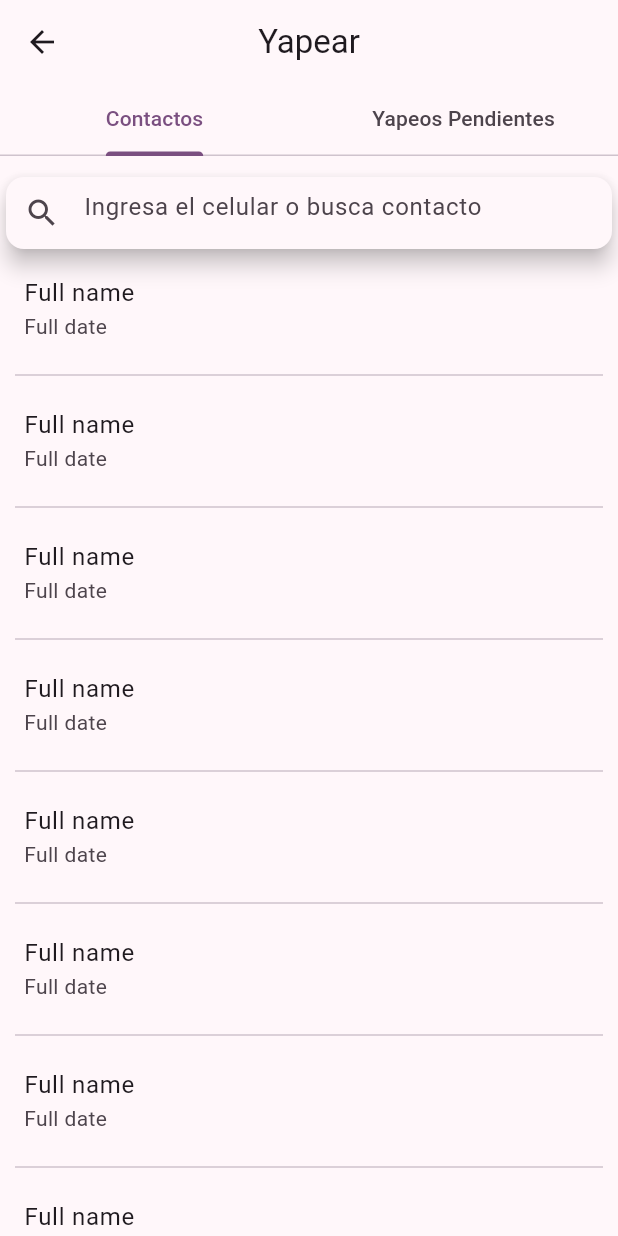
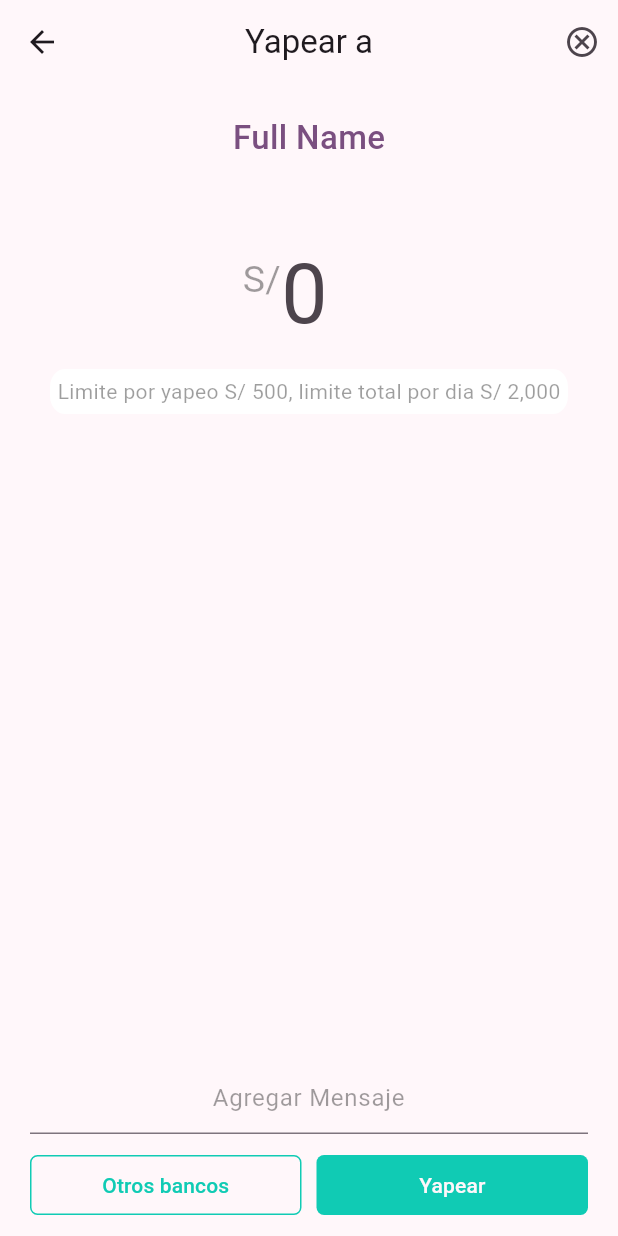
Before and after one commit to malvasan/YapeFalso, a Flutter app: the screen it shows after launch, on a phone screen of 412 x 824 dp. Run offline on Flutter 3.47's test engine with Material 3 defaults, Android fonts, the phone set to English and light mode, and no system bars; our stand-ins replace camera, flutter_riverpod, gap, riverpod_annotation, sliver_tools; missing offline and left inert: google_mlkit_barcode_scanning; generated files the repository leaves out were written again.

Commit message:
feature: payment page

```diff
--- a/lib/main.dart
+++ b/lib/main.dart
@@ -2,6 +2,7 @@ import 'package:camera/camera.dart';
 import 'package:flutter/material.dart';
 import 'package:flutter_riverpod/flutter_riverpod.dart';
 import 'package:yapefalso/presentation/contact_search/contact_search_page.dart';
+import 'package:yapefalso/presentation/payment.dart/payment.dart';
 import 'package:yapefalso/presentation/payments_history/all_payment_history.dart';
 import 'package:yapefalso/presentation/payments_history/payments_history_page.dart';
 import 'package:yapefalso/presentation/qr/qr_page.dart';
@@ -18,7 +19,7 @@ class MainApp extends StatelessWidget {
   @override
   Widget build(BuildContext context) {
     return MaterialApp(
-        home: const ContactSearchPage(),
+        home: const PaymentPage(),
         theme: ThemeData(
             useMaterial3: true,
             colorScheme: ColorScheme.fromSeed(
--- /dev/null
+++ b/lib/presentation/payment.dart/payment.dart
@@ -0,0 +1,208 @@
+import 'package:flutter/material.dart';
+import 'package:flutter/services.dart';
+import 'package:gap/gap.dart';
+
+class PaymentPage extends StatefulWidget {
+  const PaymentPage({super.key});
+
+  @override
+  State<PaymentPage> createState() => _PaymentPageState();
+}
+
+class _PaymentPageState extends State<PaymentPage> {
+  late var _amountController;
+  late var _textController;
+
+  @override
+  void initState() {
+    super.initState();
+    _amountController = TextEditingController();
+    _textController = TextEditingController();
+  }
+
+  @override
+  void dispose() {
+    _amountController.dispose();
+    _textController.dispose();
+    super.dispose();
+  }
+
+  @override
+  Widget build(BuildContext context) {
+    return Scaffold(
+      appBar: AppBar(
+        centerTitle: true,
+        leading:
+            IconButton(onPressed: () {}, icon: const Icon(Icons.arrow_back)),
+        //TODO: obtain user name from database
+        title: const Text('Yapear a'),
+        actions: [
+          IconButton(
+            onPressed: () {},
+            icon: const Icon(Icons.cancel_outlined),
+          ),
+        ],
+      ),
+      body: CustomScrollView(
+        slivers: [
+          SliverToBoxAdapter(
+            child: Column(
+              children: [
+                const Gap(20),
+                Text(
+                  'Full Name',
+                  style: TextStyle(
+                    color: Theme.of(context).primaryColor,
+                    fontWeight: FontWeight.w500,
+                    fontSize: 22,
+                  ),
+                ),
+                const Gap(40),
+                Row(
+                  mainAxisAlignment: MainAxisAlignment.end,
+                  children: [
+                    Flexible(
+                      flex: 5,
+                      child: Column(
+                        children: [
+                          Text('S/',
+                              style: TextStyle(
+                                color: Theme.of(context).disabledColor,
+                                fontWeight: FontWeight.w400,
+                                fontSize: 25,
+                              )),
+                          const Gap(20),
+                        ],
+                      ),
+                    ),
+                    Flexible(
+                      flex: 6,
+                      child: TextField(
+                        controller: _amountController,
+                        cursorHeight: 45.0,
+                        style: TextStyle(
+                          fontSize: 55.0,
+                          color: Theme.of(context).primaryColor,
+                          fontWeight: FontWeight.w400,
+                        ),
+                        decoration: const InputDecoration(
+                          hintText: '0',
+                          border: InputBorder.none,
+                        ),
+                        keyboardType: const TextInputType.numberWithOptions(
+                            decimal: true),
+                        inputFormatters: [
+                          FilteringTextInputFormatter.allow(
+                            RegExp(r'[\d\.]'),
+                          ),
+                          SinglePeriodEnforcer(),
+                        ],
+                      ),
+                    ),
+                  ],
+                ),
+                Container(
+                  decoration: BoxDecoration(
+                    color: Theme.of(context).indicatorColor,
+                    borderRadius: const BorderRadius.all(
+                      Radius.elliptical(10, 12),
+                    ),
+                  ),
+                  child: Padding(
+                    padding: const EdgeInsets.all(5.0),
+                    child: Text(
+                      'Limite por yapeo S/ 500, limite total por dia S/ 2,000',
+                      style: TextStyle(
+                        color: Theme.of(context).disabledColor,
+                      ),
+                    ),
+                  ),
+                ),
+              ],
+            ),
+          ),
+          SliverFillRemaining(
+            hasScrollBody: false,
+            child: Column(
+              mainAxisAlignment: MainAxisAlignment.end,
+              children: [
+                Padding(
+                  padding: const EdgeInsets.fromLTRB(20, 0, 20, 10),
+                  child: TextField(
+                    textAlign: TextAlign.center,
+                    controller: _textController,
+                    maxLines: 1,
+                    decoration: InputDecoration(
+                      hintText: 'Agregar Mensaje',
+                      hintStyle: TextStyle(
+                        color: Theme.of(context).disabledColor,
+                      ),
+                    ),
+                  ),
+                ),
+                Padding(
+                  padding: const EdgeInsets.fromLTRB(20, 0, 20, 10),
+                  child: Row(
+                    mainAxisAlignment: MainAxisAlignment.spaceAround,
+                    children: [
+                      Expanded(
+                        child: OutlinedButton.icon(
+                          onPressed: () {},
+                          label: const Text(
+                            'Otros bancos',
+                          ),
+                          style: OutlinedButton.styleFrom(
+                            shape: const RoundedRectangleBorder(
+                              borderRadius:
+                                  BorderRadius.all(Radius.elliptical(5, 5)),
+                            ),
+                            foregroundColor:
+                                const Color.fromARGB(255, 16, 203, 180),
+                            side: const BorderSide(
+                              color: Color.fromARGB(255, 16, 203, 180),
+                            ),
+                          ),
+                        ),
+                      ),
+                      const Gap(10),
+                      Expanded(
+                        child: FilledButton.tonalIcon(
+                          onPressed: () {},
+                          label: const Text('Yapear'),
+                          style: FilledButton.styleFrom(
+                              shape: const RoundedRectangleBorder(
+                                borderRadius:
+                                    BorderRadius.all(Radius.elliptical(5, 5)),
+                              ),
+                              backgroundColor:
+                                  const Color.fromARGB(255, 16, 203, 180),
+                              foregroundColor:
+                                  Theme.of(context).scaffoldBackgroundColor),
+                        ),
+                      ),
+                    ],
+                  ),
+                ),
+              ],
+            ),
+          )
+        ],
+      ),
+    );
+  }
+}
+
+class SinglePeriodEnforcer extends TextInputFormatter {
+  @override
+  TextEditingValue formatEditUpdate(
+    TextEditingValue oldValue,
+    TextEditingValue newValue,
+  ) {
+    final newText = newValue.text;
+    // Allow only one period
+    if ('.'.allMatches(newText).length <= 1) {
+      return newValue;
+    }
+    return oldValue;
+  }
+}
--- a/lib/presentation/payments_history/payments_history_page.dart
+++ b/lib/presentation/payments_history/payments_history_page.dart
@@ -188,7 +188,9 @@ class PaymentListFooter extends StatelessWidget {
               icon: const Icon(Icons.qr_code),
               label: const Text('Escanear QR'),
               style: OutlinedButton.styleFrom(
-                shape: const RoundedRectangleBorder(),
+                shape: const RoundedRectangleBorder(
+                  borderRadius: BorderRadius.all(Radius.elliptical(5, 5)),
+                ),
                 foregroundColor: const Color.fromARGB(255, 16, 203, 180),
                 side: const BorderSide(
                   color: Color.fromARGB(255, 16, 203, 180),
@@ -203,7 +205,9 @@ class PaymentListFooter extends StatelessWidget {
               icon: const Icon(Icons.send),
               label: const Text('Yapear'),
               style: FilledButton.styleFrom(
-                  shape: const RoundedRectangleBorder(),
+                  shape: const RoundedRectangleBorder(
+                    borderRadius: BorderRadius.all(Radius.elliptical(5, 5)),
+                  ),
                   backgroundColor: const Color.fromARGB(255, 16, 203, 180),
                   foregroundColor: Theme.of(context).scaffoldBackgroundColor),
             ),
--- a/lib/presentation/qr/qr_page.dart
+++ b/lib/presentation/qr/qr_page.dart
@@ -145,13 +145,13 @@ class _CameraPageState extends State<CameraPage> {
     //vission detector view
     //barcode scanner, camera view
     for (Barcode barcode in barcodes) {
-      if (barcode.format != BarcodeFormat.qrCode) break;
+      if (barcode.format != BarcodeFormat.qrCode) continue;
       final BarcodeType type = barcode.type;
       final Rect boundingBox = barcode.boundingBox;
       final String? displayValue = barcode.displayValue;
       final String? rawValue = barcode.rawValue;
       final validFormat = RegExp(r'^(YP-)\d{9}');
-      if (!validFormat.hasMatch(displayValue ?? '')) break;
+      if (!validFormat.hasMatch(rawValue ?? '')) break;
       log('inputImage');
       log(inputImage.bytes.toString());
       log('format');
--- a/pubspec.yaml
+++ b/pubspec.yaml
@@ -1,7 +1,7 @@
 name: yapefalso
 description: "A project to replicate yape for practice purporse."
 publish_to: 'none'
-version: 1.5.0
+version: 1.6.0
 
 environment:
   sdk: ^3.5.0
@@ -12,9 +12,10 @@ dependencies:
   gap: ^3.0.1
   flutter_riverpod:
   riverpod_annotation:
-  camera: ^0.10.6
+  camera: 0.11.0
   google_mlkit_barcode_scanning: ^0.13.0
   sliver_tools: ^0.2.12
+  camera_android: ^0.10.9+14
 
 dev_dependencies:
   flutter_test:
```
Also changed, not shown: pubspec.lock.
